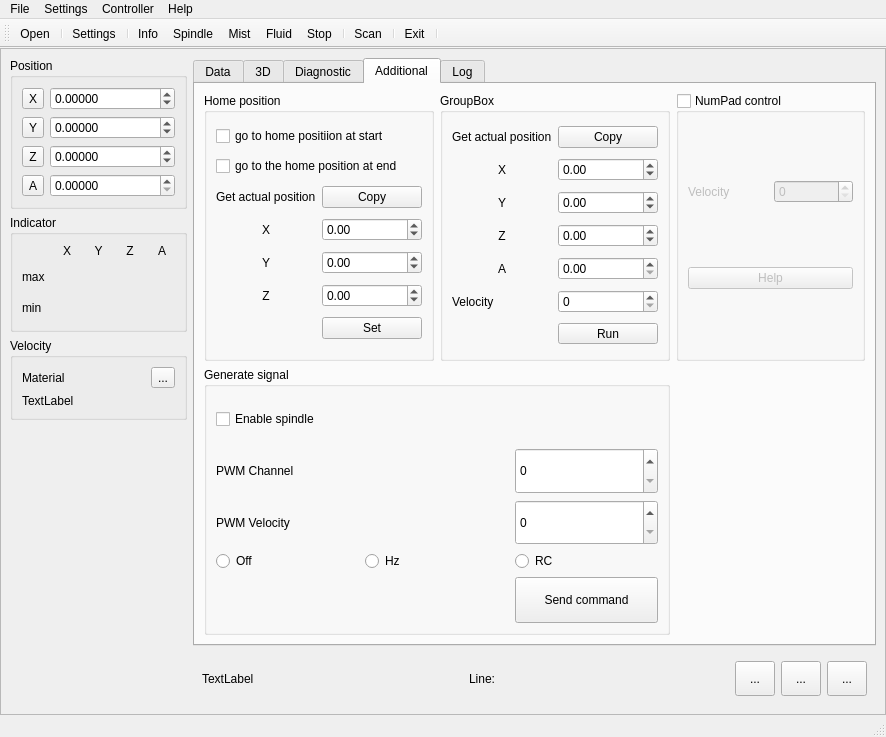
This is sources/forms/MainWindow.ui in eduard-x/cnc-qt as Qt 5 draws it before an edit. The edited form follows.
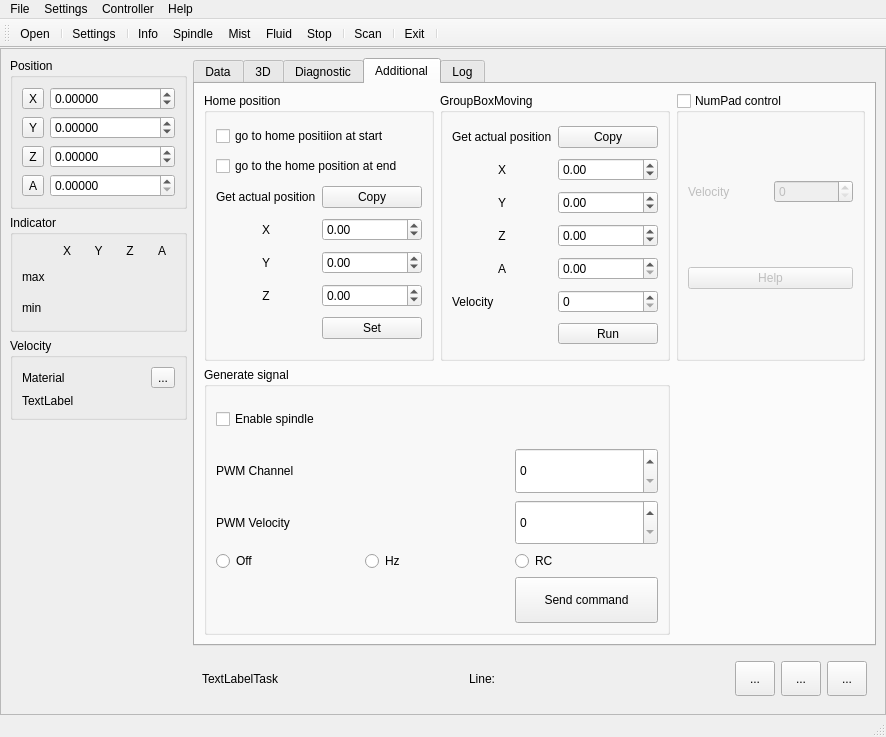
This is the edited form. The open tabs and pages were chosen to show the change. Icons and pictures are not drawn.

```diff
--- a/sources/forms/MainWindow.ui
+++ b/sources/forms/MainWindow.ui
@@ -1958,7 +1958,7 @@
                 </size>
                </property>
                <property name="title">
-                <string>GroupBox</string>
+                <string>GroupBoxMoving</string>
                </property>
                <layout class="QGridLayout" name="gridLayout_20">
                 <item row="0" column="0">
@@ -2441,7 +2441,7 @@
                </sizepolicy>
               </property>
               <property name="text">
-               <string>TextLabel</string>
+               <string>TextLabelTask</string>
               </property>
              </widget>
             </item>
```
Left out of the diff: 4 changed lines with no effect on the pictures.
